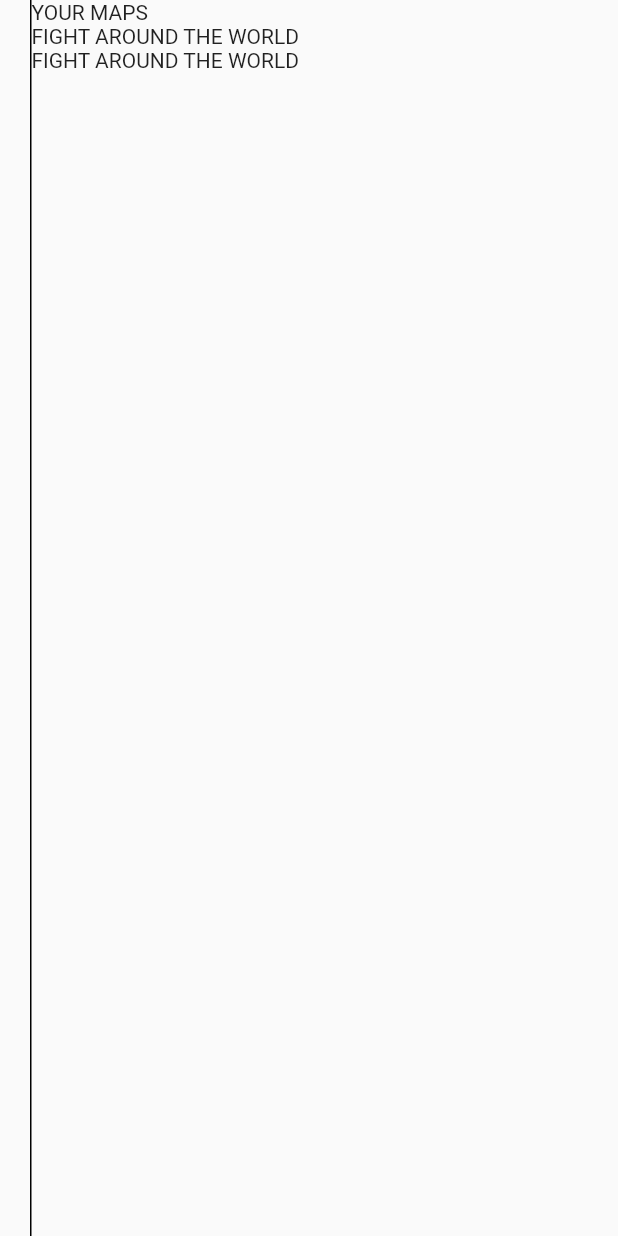
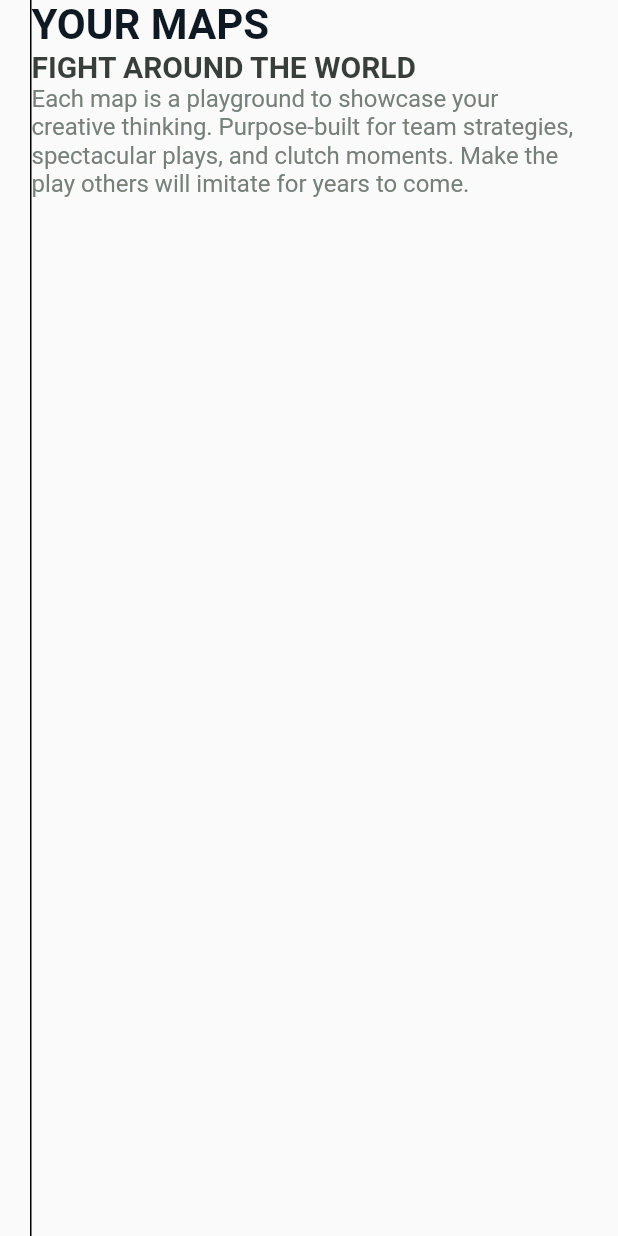
Before and after one commit to Musayev442/valorant_app, a Flutter app: the SectionMap widget shown alone on an empty page, opened directly, on a phone screen of 412 x 824 dp. Run offline on Flutter 3.47's test engine with Material 2 defaults, Android fonts, the phone set to English and light mode, and no system bars; our stand-ins replace video_player; network calls fail.

Commit message:
map from home

```diff
--- a/lib/screens/home/widgets/body_section_map.dart
+++ b/lib/screens/home/widgets/body_section_map.dart
@@ -15,12 +15,34 @@ class SectionMap extends StatelessWidget {
         child: Column(
           crossAxisAlignment: CrossAxisAlignment.start,
           children: const [
-            Text("YOUR MAPS"),
-            Text("FIGHT AROUND THE WORLD"),
-            Text("FIGHT AROUND THE WORLD")
+            Text(
+              "YOUR MAPS",
+              style: TextStyle(
+                  fontSize: 28,
+                  fontWeight: FontWeight.bold,
+                  color: Color(0xFF0F1923)),
+            ),
+            Text(
+              "FIGHT AROUND THE WORLD",
+              style: TextStyle(
+                  fontSize: 20,
+                  fontWeight: FontWeight.bold,
+                  color: Color(0xFF383E3A)),
+            ),
+            Text(
+              "Each map is a playground to showcase your creative thinking. Purpose-built for team strategies, spectacular plays, and clutch moments. Make the play others will imitate for years to come.",
+              style: TextStyle(color: Color(0xFF768079), fontSize: 16),
+            )
           ],
         ),
       ),
     );
   }
 }
+
+Divider HomeDivider() {
+  return const Divider(
+    thickness: 1,
+    color: Colors.white,
+  );
+}
```
Also changed, not shown: lib/screens/home/widgets/body_section_agent.dart (+7 -3 lines), lib/screens/home/widgets/home_video.dart (+6 -6 lines).
